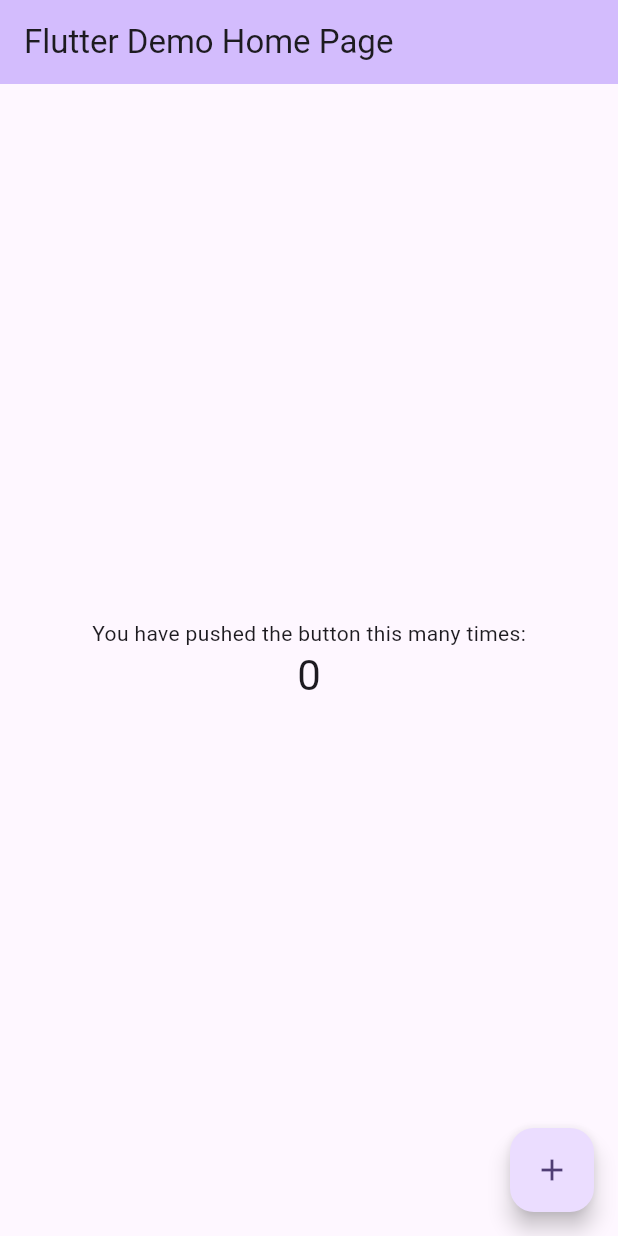
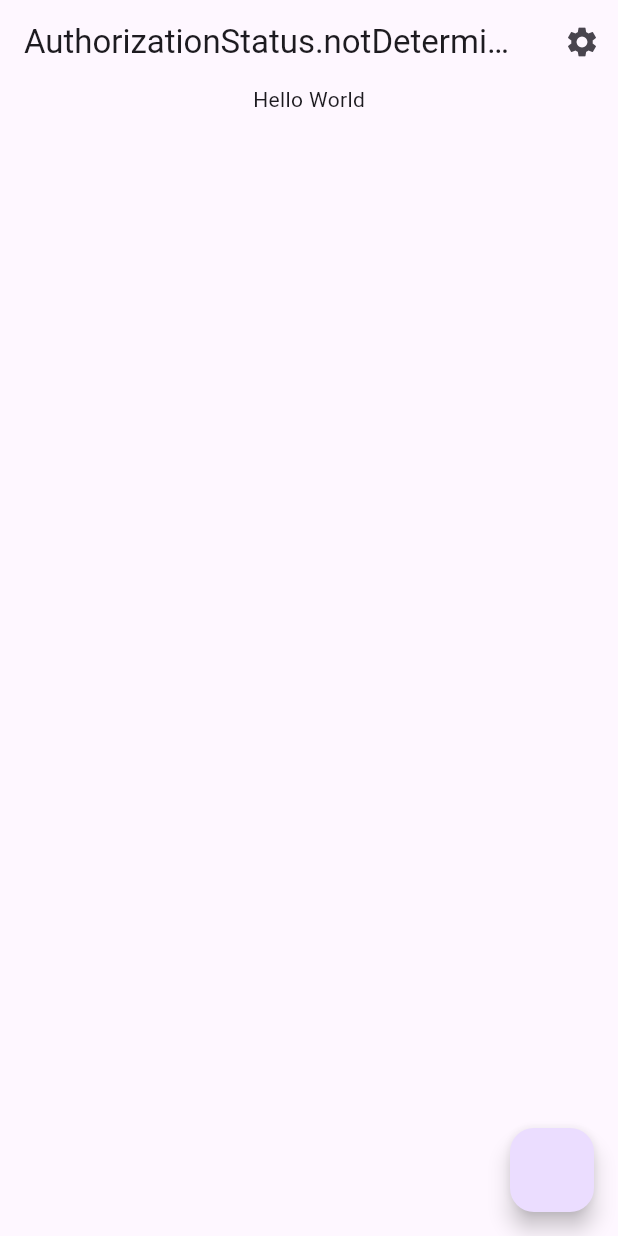
Before and after one commit to Galbfran/flutter_block, a Flutter app: the screen it shows after launch, on a phone screen of 412 x 824 dp. Run offline on Flutter 3.47's test engine with Material 3 defaults, Android fonts, the phone set to English and light mode, and no system bars; our stand-ins replace bloc, bloc_concurrency, equatable, firebase_core, firebase_messaging, flutter_bloc and 2 more; accounts and stored records are empty.

Commit message:
add firebase config

```diff
--- /dev/null
+++ b/push_notification/lib/config/router/app_router.dart
@@ -0,0 +1,11 @@
+import 'package:go_router/go_router.dart';
+import 'package:push_notification/presentacion/screens/home_screen.dart';
+
+final appRouter = GoRouter(
+  routes: [
+    GoRoute(
+      path: '/',
+      builder: (context, state) => const HomeScreen(),
+    ),
+  ],
+);
--- /dev/null
+++ b/push_notification/lib/config/theme/app_theme.dart
@@ -0,0 +1,8 @@
+import 'package:flutter/material.dart';
+
+class AppTheme {
+  ThemeData getTheme() => ThemeData(
+        colorScheme: ColorScheme.fromSeed(seedColor: Colors.deepPurple),
+        useMaterial3: true,
+      );
+}
--- a/push_notification/lib/main.dart
+++ b/push_notification/lib/main.dart
@@ -1,125 +1,38 @@
+import 'package:firebase_core/firebase_core.dart';
 import 'package:flutter/material.dart';
+import 'package:flutter_bloc/flutter_bloc.dart';
+import 'package:push_notification/config/router/app_router.dart';
+import 'package:push_notification/config/theme/app_theme.dart';
+import 'package:push_notification/firebase_options.dart';
+import 'package:push_notification/presentacion/blocs/notification/notifications_bloc.dart';
 
-void main() {
-  runApp(const MyApp());
+void main() async {
+  WidgetsFlutterBinding.ensureInitialized();
+  await Firebase.initializeApp(
+    options: DefaultFirebaseOptions.currentPlatform,
+  );
+  runApp(
+    MultiBlocProvider(
+      providers: [
+        BlocProvider<NotificationsBloc>(
+          create: (_) => NotificationsBloc(),
+        ),
+      ],
+      child: const MyApp(),
+    ),
+  );
 }
 
 class MyApp extends StatelessWidget {
   const MyApp({super.key});
 
-  // This widget is the root of your application.
   @override
   Widget build(BuildContext context) {
-    return MaterialApp(
+    return MaterialApp.router(
       title: 'Flutter Demo',
-      theme: ThemeData(
-        // This is the theme of your application.
-        //
-        // TRY THIS: Try running your application with "flutter run". You'll see
-        // the application has a purple toolbar. Then, without quitting the app,
-        // try changing the seedColor in the colorScheme below to Colors.green
-        // and then invoke "hot reload" (save your changes or press the "hot
-        // reload" button in a Flutter-supported IDE, or press "r" if you used
-        // the command line to start the app).
-        //
-        // Notice that the counter didn't reset back to zero; the application
-        // state is not lost during the reload. To reset the state, use hot
-        // restart instead.
-        //
-        // This works for code too, not just values: Most code changes can be
-        // tested with just a hot reload.
-        colorScheme: ColorScheme.fromSeed(seedColor: Colors.deepPurple),
-        useMaterial3: true,
-      ),
-      home: const MyHomePage(title: 'Flutter Demo Home Page'),
+      debugShowCheckedModeBanner: false,
+      theme: AppTheme().getTheme(),
+      routerConfig: appRouter,
     );
   }
 }
-
-class MyHomePage extends StatefulWidget {
-  const MyHomePage({super.key, required this.title});
-
-  // This widget is the home page of your application. It is stateful, meaning
-  // that it has a State object (defined below) that contains fields that affect
-  // how it looks.
-
-  // This class is the configuration for the state. It holds the values (in this
-  // case the title) provided by the parent (in this case the App widget) and
-  // used by the build method of the State. Fields in a Widget subclass are
-  // always marked "final".
-
-  final String title;
-
-  @override
-  State<MyHomePage> createState() => _MyHomePageState();
-}
-
-class _MyHomePageState extends State<MyHomePage> {
-  int _counter = 0;
-
-  void _incrementCounter() {
-    setState(() {
-      // This call to setState tells the Flutter framework that something has
-      // changed in this State, which causes it to rerun the build method below
-      // so that the display can reflect the updated values. If we changed
-      // _counter without calling setState(), then the build method would not be
-      // called again, and so nothing would appear to happen.
-      _counter++;
-    });
-  }
-
-  @override
-  Widget build(BuildContext context) {
-    // This method is rerun every time setState is called, for instance as done
-    // by the _incrementCounter method above.
-    //
-    // The Flutter framework has been optimized to make rerunning build methods
-    // fast, so that you can just rebuild anything that needs updating rather
-    // than having to individually change instances of widgets.
-    return Scaffold(
-      appBar: AppBar(
-        // TRY THIS: Try changing the color here to a specific color (to
-        // Colors.amber, perhaps?) and trigger a hot reload to see the AppBar
-        // change color while the other colors stay the same.
-        backgroundColor: Theme.of(context).colorScheme.inversePrimary,
-        // Here we take the value from the MyHomePage object that was created by
-        // the App.build method, and use it to set our appbar title.
-        title: Text(widget.title),
-      ),
-      body: Center(
-        // Center is a layout widget. It takes a single child and positions it
-        // in the middle of the parent.
-        child: Column(
-          // Column is also a layout widget. It takes a list of children and
-          // arranges them vertically. By default, it sizes itself to fit its
-          // children horizontally, and tries to be as tall as its parent.
-          //
-          // Column has various properties to control how it sizes itself and
-          // how it positions its children. Here we use mainAxisAlignment to
-          // center the children vertically; the main axis here is the vertical
-          // axis because Columns are vertical (the cross axis would be
-          // horizontal).
-          //
-          // TRY THIS: Invoke "debug painting" (choose the "Toggle Debug Paint"
-          // action in the IDE, or press "p" in the console), to see the
-          // wireframe for each widget.
-          mainAxisAlignment: MainAxisAlignment.center,
-          children: <Widget>[
-            const Text(
-              'You have pushed the button this many times:',
-            ),
-            Text(
-              '$_counter',
-              style: Theme.of(context).textTheme.headlineMedium,
-            ),
-          ],
-        ),
-      ),
-      floatingActionButton: FloatingActionButton(
-        onPressed: _incrementCounter,
-        tooltip: 'Increment',
-        child: const Icon(Icons.add),
-      ), // This trailing comma makes auto-formatting nicer for build methods.
-    );
-  }
-}
--- /dev/null
+++ b/push_notification/lib/presentacion/blocs/notification/notifications_bloc.dart
@@ -0,0 +1,28 @@
+import 'package:flutter_bloc/flutter_bloc.dart';
+import 'package:equatable/equatable.dart';
+import 'package:firebase_messaging/firebase_messaging.dart';
+
+part 'notifications_event.dart';
+part 'notifications_state.dart';
+
+class NotificationsBloc extends Bloc<NotificationsEvent, NotificationsState> {
+  FirebaseMessaging messaging = FirebaseMessaging.instance;
+
+  NotificationsBloc() : super(const NotificationsState()) {
+    // on<NotificationsEvent>((event, emit) {
+    //   // TODO: implement event handler
+    // });
+  }
+  void requestPermission() async {
+    NotificationSettings settings = await messaging.requestPermission(
+      alert: true,
+      announcement: false,
+      badge: true,
+      carPlay: false,
+      criticalAlert: true,
+      provisional: false,
+      sound: true,
+    );
+    settings.authorizationStatus;
+  }
+}
--- /dev/null
+++ b/push_notification/lib/presentacion/blocs/notification/notifications_event.dart
@@ -0,0 +1,8 @@
+part of 'notifications_bloc.dart';
+
+sealed class NotificationsEvent extends Equatable {
+  const NotificationsEvent();
+
+  @override
+  List<Object> get props => [];
+}
--- /dev/null
+++ b/push_notification/lib/presentacion/blocs/notification/notifications_state.dart
@@ -0,0 +1,25 @@
+part of 'notifications_bloc.dart';
+
+class NotificationsState extends Equatable {
+  final AuthorizationStatus status;
+  final List<dynamic> notifications;
+
+  const NotificationsState({
+    this.status = AuthorizationStatus.notDetermined,
+    this.notifications = const [],
+  });
+
+  NotificationsState copyWith({
+    AuthorizationStatus? status,
+    List<dynamic>? notifications,
+  }) =>
+      NotificationsState(
+        status: status ?? this.status,
+        notifications: notifications ?? this.notifications,
+      );
+
+  @override
+  List<Object> get props => [status, notifications];
+}
+
+final class NotificationsInitial extends NotificationsState {}
--- /dev/null
+++ b/push_notification/lib/presentacion/screens/home_screen.dart
@@ -0,0 +1,31 @@
+import 'package:flutter/material.dart';
+import 'package:flutter_bloc/flutter_bloc.dart';
+import 'package:push_notification/presentacion/blocs/notification/notifications_bloc.dart';
+
+class HomeScreen extends StatelessWidget {
+  const HomeScreen({super.key});
+
+  @override
+  Widget build(BuildContext context) {
+    return Scaffold(
+      appBar: AppBar(
+        title: context.select(
+            (NotificationsBloc bloc) => Text(bloc.state.status.toString())),
+        actions: [
+          IconButton(
+            onPressed: () {
+              context.read<NotificationsBloc>().requestPermission();
+            },
+            icon: const Icon(Icons.settings),
+          )
+        ],
+      ),
+      floatingActionButton: const FloatingActionButton(onPressed: null),
+      body: const SingleChildScrollView(
+        child: Center(
+          child: Text('Hello World'),
+        ),
+      ),
+    );
+  }
+}
```
Also changed, not shown: push_notification/pubspec.yaml (+9 -12 lines), push_notification/firebase.json (added), push_notification/lib/firebase_options.dart (added), push_notification/pubspec.lock, 9 other files.
